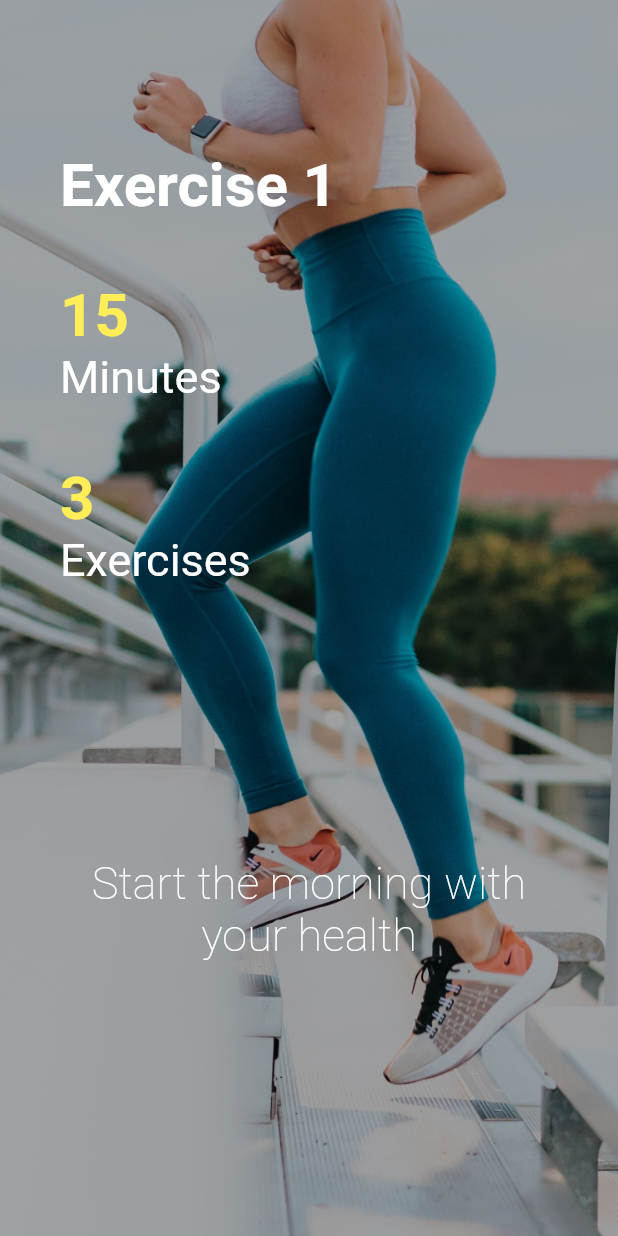
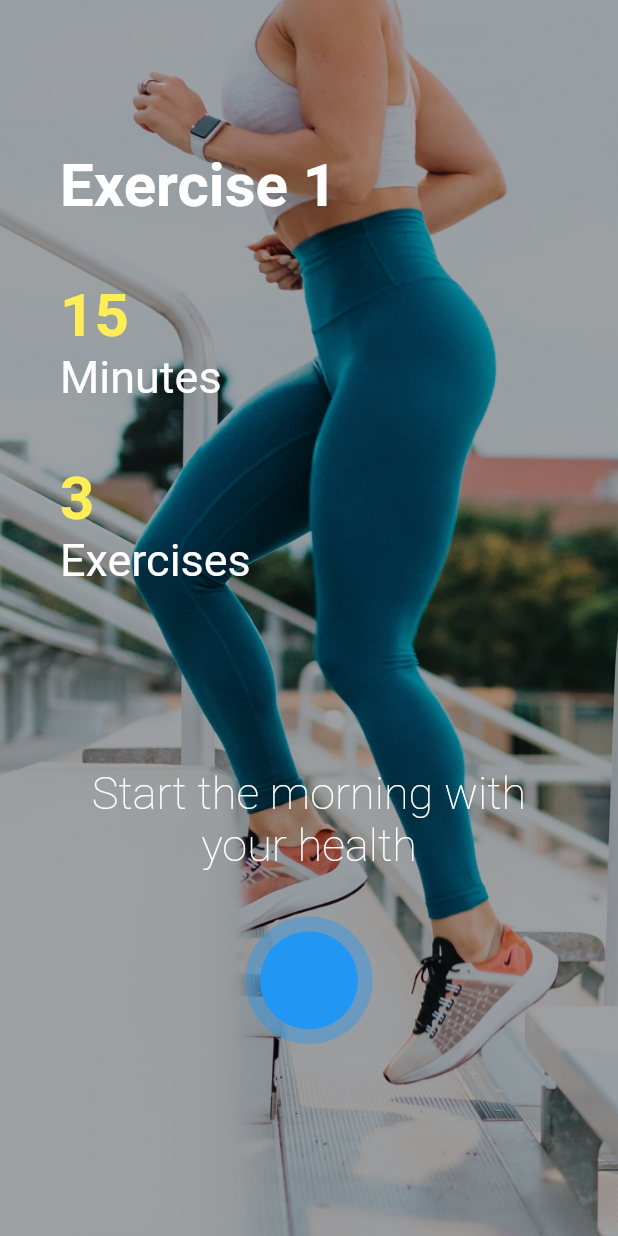
Before and after one commit to s7Thiago/flutter_page_transition, a Flutter app: the screen it shows after launch, on a phone screen of 412 x 824 dp. Run offline on Flutter 3.47's test engine with Material 2 defaults, Android fonts, the phone set to English and light mode, and no system bars.

Commit message:
Implementing ripple and scale animations

```diff
--- a/lib/main.dart
+++ b/lib/main.dart
@@ -11,13 +11,63 @@ class HomePage extends StatefulWidget {
   _HomePageState createState() => _HomePageState();
 }
 
-class _HomePageState extends State<HomePage> {
+class _HomePageState extends State<HomePage> with TickerProviderStateMixin {
   PageController? _pageController;
+
+  // Ripple Animation
+  late AnimationController rippleController;
+  late AnimationController scaleController;
+
+  late Animation<double> rippleAnimation;
+  late Animation<double> scaleAnimation;
 
   @override
   void initState() {
     super.initState();
     _pageController = PageController(initialPage: 0);
+
+    // Setting up the ripple animations
+    rippleController = AnimationController(
+      vsync: this,
+      duration: Duration(milliseconds: 1000),
+    );
+
+    scaleController = AnimationController(
+      vsync: this,
+      duration: Duration(milliseconds: 1000),
+    );
+
+    // Used in container size variation
+    rippleAnimation = Tween<double>(
+      begin: 80.0,
+      end: 90.0,
+    ).animate(
+      CurvedAnimation(
+        parent: rippleController,
+        curve: Curves.easeInOutQuad,
+      ),
+    )..addStatusListener((status) {
+        switch (status) {
+          case AnimationStatus.completed:
+            rippleController.reverse();
+            break;
+          case AnimationStatus.dismissed:
+            rippleController.forward();
+            break;
+
+          default:
+            break;
+        }
+      });
+
+// Used when user taps on inkwell inside the container
+    scaleAnimation = Tween<double>(
+      begin: 1.0,
+      end: 30.0,
+    ).animate(scaleController);
+
+    // Starts the animation
+    rippleController.forward();
   }
 
   @override
@@ -85,7 +135,7 @@ class _HomePageState extends State<HomePage> {
                         ),
                       ],
                     ),
-                    SizedBox(height: 180.0),
+                    SizedBox(height: 120.0),
                     Align(
                       child: Text(
                         'Start the morning with your health',
@@ -96,6 +146,33 @@ class _HomePageState extends State<HomePage> {
                     SizedBox(height: 30.0),
                     Align(
                       alignment: Alignment.bottomCenter,
+                      child: AnimatedBuilder(
+                        animation: rippleAnimation,
+                        builder: (context, child) => Container(
+                          width: rippleAnimation.value,
+                          height: rippleAnimation.value,
+                          child: Container(
+                            decoration: utils.Styles.containers['circle'],
+                            child: InkWell(
+                              onTap: () {
+                                scaleController.forward();
+                              },
+                              child: AnimatedBuilder(
+                                animation: scaleAnimation,
+                                builder: (context, child) => Transform.scale(
+                                  scale: scaleAnimation.value,
+                                  child: Container(
+                                    margin: const EdgeInsets.all(10),
+                                    decoration: utils
+                                        .Styles.containers['circle']!
+                                        .copyWith(color: Colors.blue),
+                                  ),
+                                ),
+                              ),
+                            ),
+                          ),
+                        ),
+                      ),
                     ),
                   ],
                 ),
--- a/lib/tool_box.dart
+++ b/lib/tool_box.dart
@@ -13,4 +13,11 @@ class Styles {
       fontWeight: FontWeight.w100,
     ),
   };
+
+  static final containers = {
+    'circle': BoxDecoration(
+      shape: BoxShape.circle,
+      color: Colors.blue.withOpacity(.4),
+    )
+  };
 }
```
